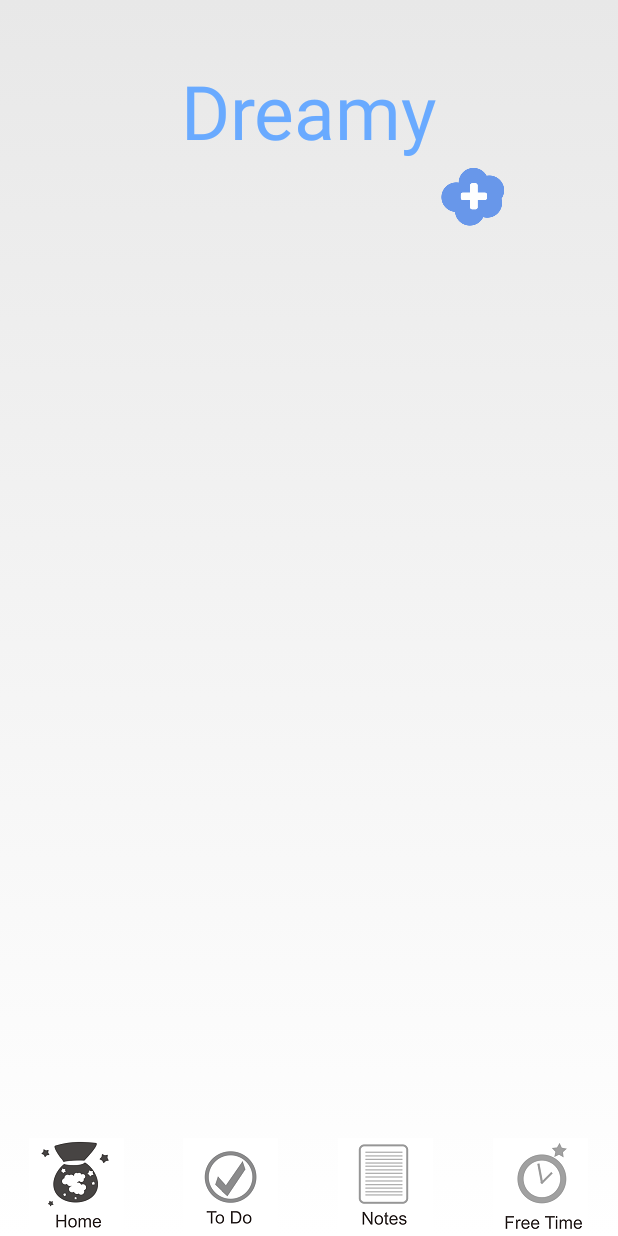
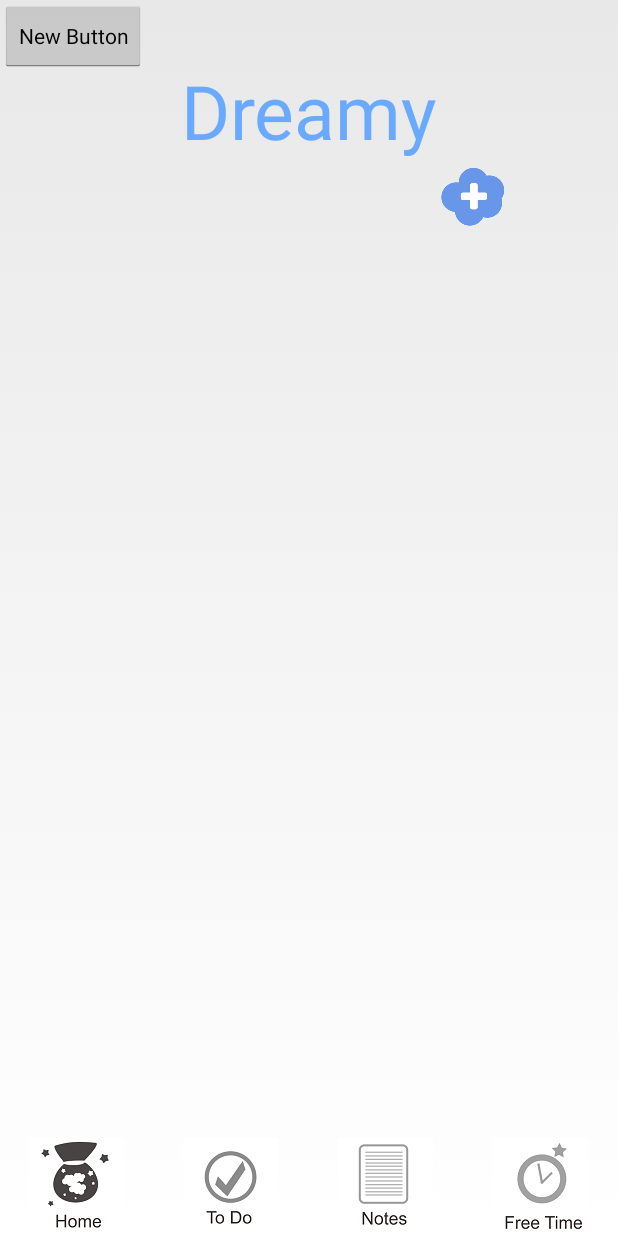
Before and after one commit to Bre-Works/DreamyFront-v02, an Android app: the Main screen opened directly, with no data from a screen before it, on a phone screen of 412 x 824 dp. Run offline under Robolectric (Android 15) with nearby library versions, the phone set to English and light mode, and no system bars; 5 statements that could not run were skipped.

Commit message:
ToDoDetail minor change

```diff
--- a/app/src/main/AndroidManifest.xml
+++ b/app/src/main/AndroidManifest.xml
@@ -84,6 +84,12 @@
             </intent-filter>
         </activity>
 
+        <activity
+            android:name=".ToDoDetail"
+            android:label="@string/app_name" >
+        </activity>
+
+
     </application>
 
 </manifest>
--- a/app/src/main/java/com/breworks/dreamy/Main.java
+++ b/app/src/main/java/com/breworks/dreamy/Main.java
@@ -98,4 +98,10 @@ public class Main extends Activity {
         Intent intent = new Intent(this, DreamyForm.class);
         startActivity(intent);
     }
+
+    //just for testing purpose
+    public void gotoTDD(View v){
+        Intent intent = new Intent(this, ToDoDetail.class);
+        startActivity(intent);
+    }
 }
--- a/app/src/main/java/com/breworks/dreamy/ToDoDetail.java
+++ b/app/src/main/java/com/breworks/dreamy/ToDoDetail.java
@@ -24,14 +24,10 @@ public class ToDoDetail extends Activity{
     int month;
     int year;
     Calendar calendar;
-    Button setDate;
-    Button setTime;
 
     protected void onCreate(Bundle savedInstanceState){
         super.onCreate(savedInstanceState);
         setContentView(R.layout.tododetails_form);
-        setDate = (Button) findViewById(R.id.setDate);
-        setTime = (Button) findViewById(R.id.setTime);
 
         calendar = Calendar.getInstance();
         day = calendar.get(Calendar.DAY_OF_MONTH);
--- a/app/src/main/res/layout/activity_main.xml
+++ b/app/src/main/res/layout/activity_main.xml
@@ -60,4 +60,15 @@
         android:layout_below="@+id/textAdd"
         android:layout_toRightOf="@+id/textAdd" />
 
+    <Button
+        style="?android:attr/buttonStyleSmall"
+        android:layout_width="wrap_content"
+        android:layout_height="wrap_content"
+        android:text="New Button"
+        android:id="@+id/button"
+        android:layout_alignParentTop="true"
+        android:layout_alignParentLeft="true"
+        android:layout_alignParentStart="true"
+        android:onClick="gotoTDD"/>
+
 </RelativeLayout>
```
Also changed, not shown: app/src/main/res/layout/tododetails_form.xml (+15 -20 lines).
